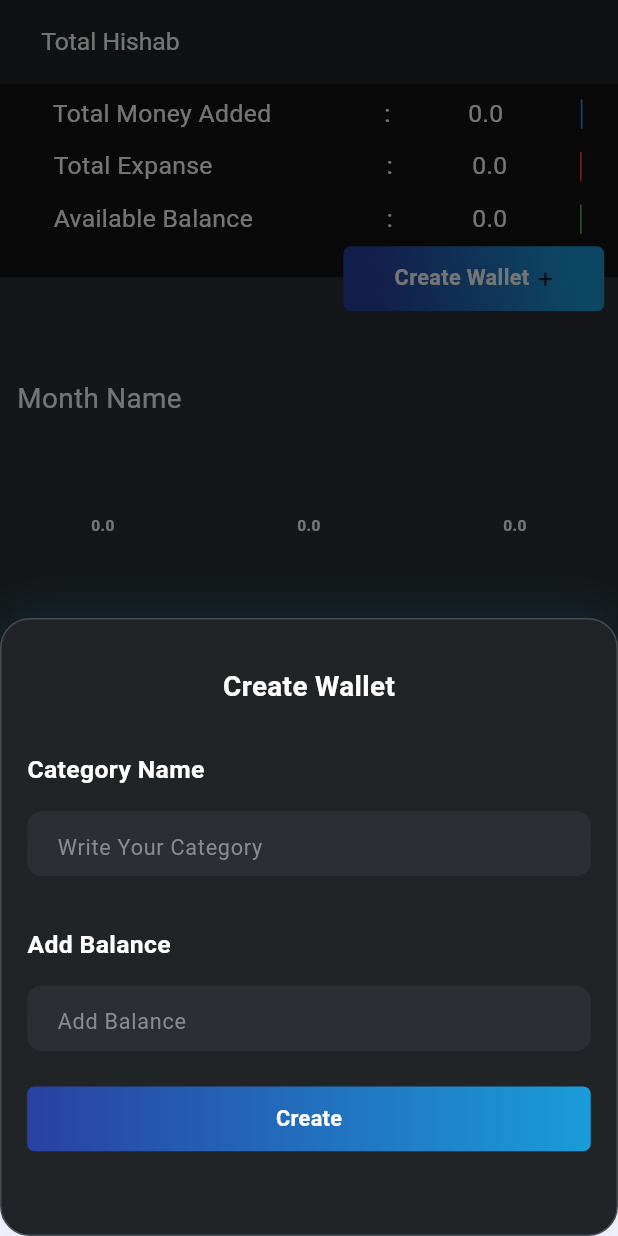
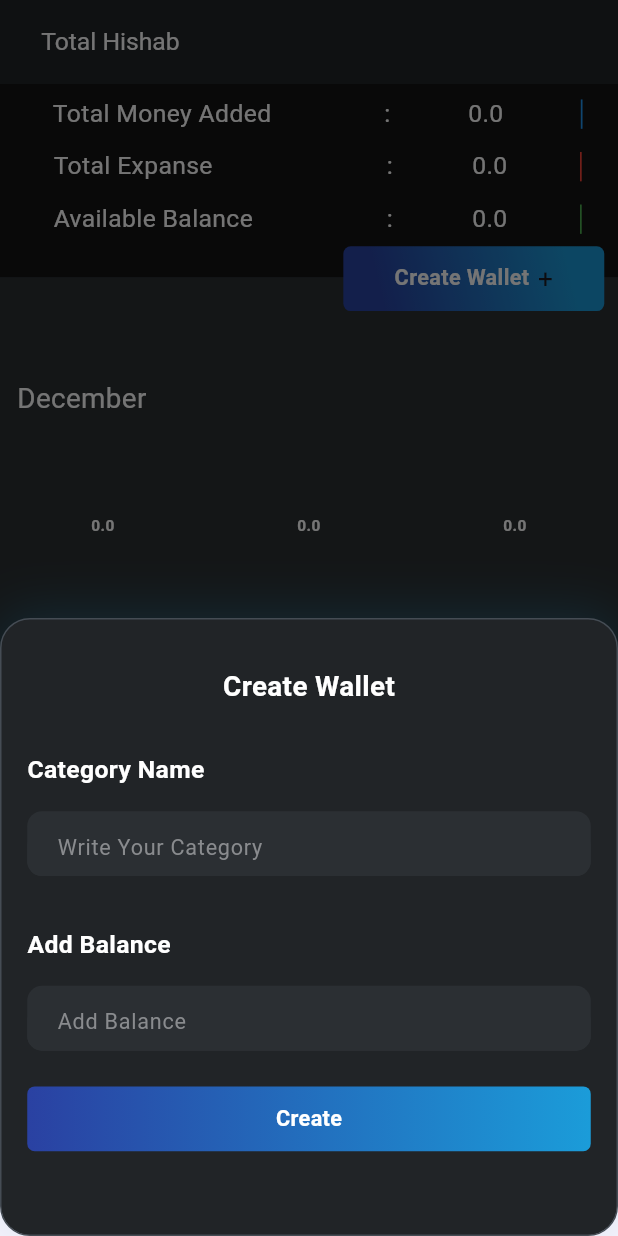
Before and after one commit to inquisitive-gunjon/hisab_mobile_flutter_project-, a Flutter app: the Homepage screen opened directly, after a tap on "Create Wallet", on a phone screen of 412 x 824 dp. Run offline on Flutter 3.47's test engine with Material 3 defaults, Android fonts, the phone set to English and light mode, and no system bars; our stand-ins replace firebase_auth, firebase_core, fl_chart, flutter_screenutil, google_sign_in; accounts and stored records are empty.

Commit message:
Update -----Style in Textform Field Fix----App Exit Dialogue

```diff
--- a/lib/provider/expanseProvider.dart
+++ b/lib/provider/expanseProvider.dart
@@ -1,3 +1,5 @@
+import 'package:intl/intl.dart';
+
 import '../data/model/Expanse.dart';
 import 'package:flutter/material.dart';
 //
@@ -116,33 +118,8 @@ import 'package:flutter/material.dart';
 // }
 
 class ExpenseProvider with ChangeNotifier {
-  // final TextEditingController categoryName = TextEditingController();
-  // final TextEditingController addBalance = TextEditingController();
-  ///
-  // final List<Earning> _dailyEarnings = [];
-  // final List<Expense> _dailyExpanse=[];
-  // List<Expense> get totalExpanse=> _dailyExpanse;
-  //
-  // List<Earning> get totalAmount => _dailyEarnings;
-  //
-  // void addEarning(Earning addAmount) {
-  //     _dailyEarnings.add(addAmount);
-  //   notifyListeners();
-  // }
-  //
-  // double getAddedMoney() {
-  //   return _dailyEarnings.fold(0.0, (total, earning) => total + earning.amount);
-  // }
-  //
-  // void addExpanse(Expense expense){
-  //   _dailyEarnings.add(expense);
-  //   notifyListeners();
-  // }
-  // double getTotalExpanse(){
-  //   return _dailyExpanse.fold(0.0, (total, expanse) => total +expanse.amount);
-  // }
- ///
 
+String currentMonth=DateFormat('MMMM').format(DateTime.now());
   final List<Earning> _dailyEarnings = [];
   final List<Expense> _dailyExpenses = [];
   List<Earning> get totalEarnings => _dailyEarnings;
--- a/lib/utils/app_constant.dart
+++ b/lib/utils/app_constant.dart
@@ -4,6 +4,7 @@ import 'package:flutter_screenutil/flutter_screenutil.dart';
 class AppConst{
   static Color appBackgroundColor=const Color(0xff212427);
   static Color appTFFBorderColor=const Color(0xFF2B2F33);
+  static Color appInputTextColor=const Color(0xFFF3DEDE);
   static TextStyle appTFFStyle=TextStyle(
     color: const Color(0xffffffff),
     fontWeight: FontWeight.w600,
--- a/lib/view/screen/Login.dart
+++ b/lib/view/screen/Login.dart
@@ -2,12 +2,9 @@ import 'package:flutter/material.dart';
 import 'package:flutter_screenutil/flutter_screenutil.dart';
 import 'package:hisab/provider/auth_provider.dart';
 import 'package:hisab/utils/app_constant.dart';
-import 'package:hisab/view/screen/homepage.dart';
-import 'package:hisab/view/screen/profile.dart';
 import 'package:hisab/view/widgets/app_header.dart';
 import 'package:hisab/view/widgets/divider.dart';
 import 'package:provider/provider.dart';
-
 import '../widgets/customBottomNavBar.dart';
 import '../widgets/custom_text_from_field.dart';
 
--- a/lib/view/screen/homepage.dart
+++ b/lib/view/screen/homepage.dart
@@ -23,7 +23,9 @@ class _HomepageState extends State<Homepage> {
     double totalAmount=ep.getAddedMoney();
     double totalExpanse=ep.getTotalExpense();
     double availableMoney=(totalAmount -totalExpanse);
-    return Scaffold(
+    return WillPopScope(
+      onWillPop: willpop,
+      child: Scaffold(
         resizeToAvoidBottomInset: true,
         backgroundColor: AppConst.appTFFBorderColor,
         appBar: AppBar(
@@ -150,7 +152,7 @@ class _HomepageState extends State<Homepage> {
                     mainAxisAlignment: MainAxisAlignment.start,
                     crossAxisAlignment: CrossAxisAlignment.start,
                     children: [
-              Text('Month Name',style:AppConst.appMonthNameTextStyle,),
+                      Text(ep.currentMonth,style:AppConst.appMonthNameTextStyle,),
 
                       Padding(
                         padding: EdgeInsets.only(top:20.h),
@@ -283,7 +285,28 @@ class _HomepageState extends State<Homepage> {
             )
           ],
         ),
+      ),
     );
   }
+  Future<bool> willpop() async {
+    return await showDialog(
+      context: context ,
+      builder: (context) => AlertDialog(
+        title: Text('Exit App?'),
+        content: Text('Are you sure you want to exit the app?'),
+        actions: [
+          TextButton(
+              onPressed: () => Navigator.of(context).pop(false),
+              child: Text('No',)
+          ),
+          TextButton(
+              onPressed: () => Navigator.of(context).pop(true),
+              child: Text('Yes',
+              )),
+        ],
+      ),
+    ) ?? false;
+  }
+
 
 }
--- a/lib/view/widgets/custom_text_from_field.dart
+++ b/lib/view/widgets/custom_text_from_field.dart
@@ -8,10 +8,10 @@ class CustomTextFormField extends StatelessWidget {
   final dynamic yourFieldText;
   final dynamic keyBoardType;
   final dynamic hintText;
-  final dynamic onchanged;
+  final dynamic onChanged;
   const CustomTextFormField({
     super.key,
-    required this.nameOfController, required this.yourFieldText, required this.keyBoardType,required this.hintText, this.onchanged,
+    required this.nameOfController, required this.yourFieldText, required this.keyBoardType,required this.hintText, this.onChanged,
   }) ;
 
 
@@ -36,7 +36,8 @@ class CustomTextFormField extends StatelessWidget {
               child: Padding(
                 padding:EdgeInsets.only(top: 13.h),
                 child: TextFormField(
-                  onChanged: onchanged,
+                  style: TextStyle(color: AppConst.appInputTextColor),
+                  onChanged: onChanged,
                   keyboardType: keyBoardType,
                   autovalidateMode: AutovalidateMode.onUserInteraction,
                   controller: nameOfController,
```
Also changed, not shown: pubspec.lock. Lines whose indentation alone changed are shown as unchanged.
